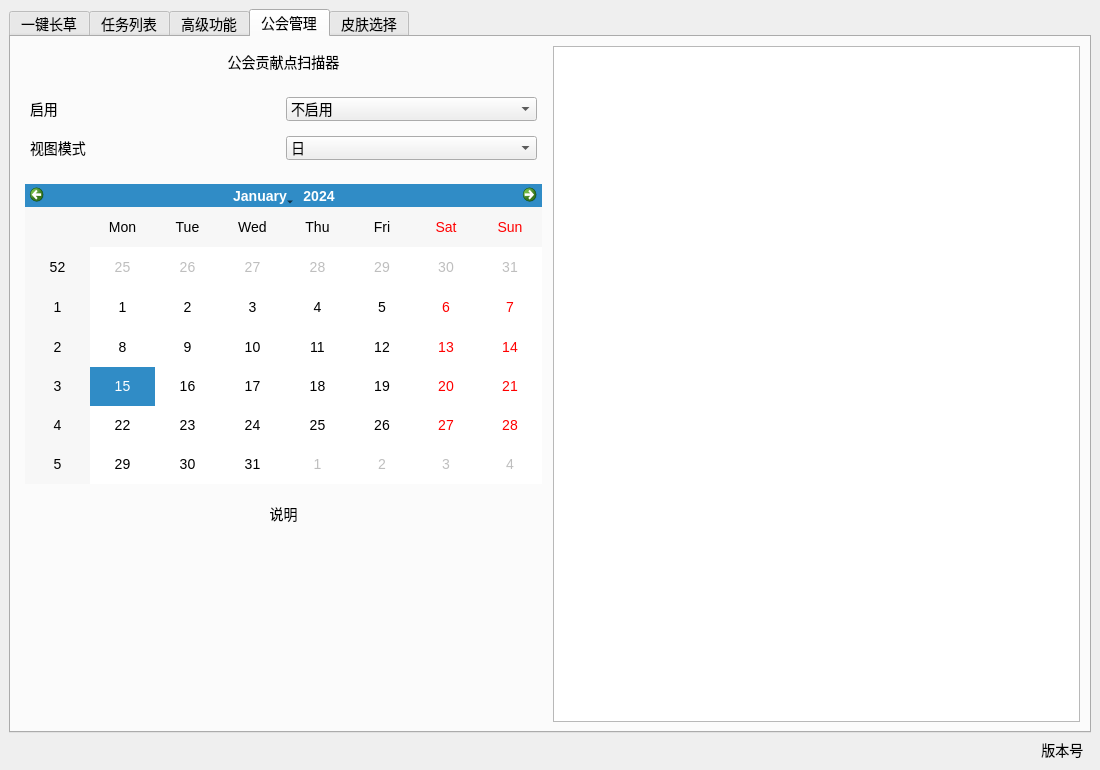
This is resource/ui/FAA_3.0.ui in StareAbyss/FoodsVsMiceAutoAssistant as Qt 5 draws it before an edit. The edited form follows.
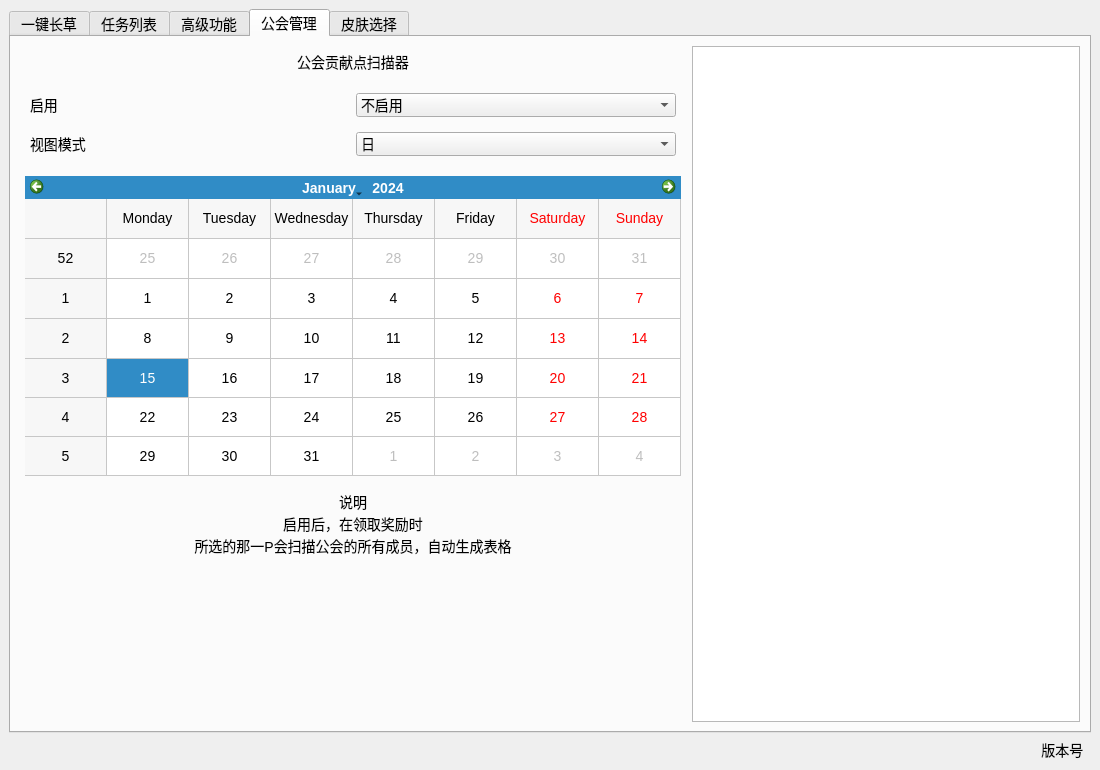
This is the edited form. The open tabs and pages were chosen to show the change. Icons and pictures are not drawn. Custom widgets are drawn as their Qt base class.

Commit message: 1.5.0-beta.3 完善公会日志显示

Patch:
```diff
--- a/resource/ui/FAA_3.0.ui
+++ b/resource/ui/FAA_3.0.ui
@@ -9333,6 +9333,21 @@
               <height>300</height>
              </size>
             </property>
+            <property name="gridVisible">
+             <bool>true</bool>
+            </property>
+            <property name="horizontalHeaderFormat">
+             <enum>QCalendarWidget::LongDayNames</enum>
+            </property>
+            <property name="verticalHeaderFormat">
+             <enum>QCalendarWidget::ISOWeekNumbers</enum>
+            </property>
+            <property name="navigationBarVisible">
+             <bool>true</bool>
+            </property>
+            <property name="dateEditEnabled">
+             <bool>false</bool>
+            </property>
            </widget>
           </item>
           <item>
@@ -9352,8 +9367,8 @@
            <widget class="QLabel" name="label_11">
             <property name="text">
              <string>说明
-
-
+启用后，在领取奖励时
+所选的那一P会扫描公会的所有成员，自动生成表格
 
 
 
@@ -9373,7 +9388,11 @@
          </layout>
         </item>
         <item>
-         <widget class="QTableView" name="tableView"/>
+         <widget class="QTableView" name="GuildMemberInfoTable">
+          <property name="sortingEnabled">
+           <bool>true</bool>
+          </property>
+         </widget>
         </item>
        </layout>
       </widget>
```
Left out of the diff: 2 changed lines with no effect on the pictures. The commit also changes 6 other files.
